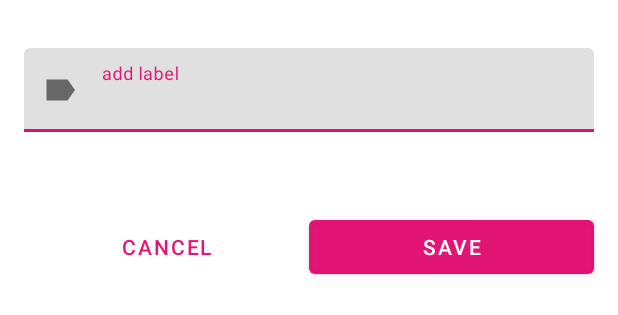
After one commit to JayExtra/SimpleTimerApp, an Android app: the layout fragment_label_dialog.xml on its own in the app's theme, with its tools: preview values and no code run, on a phone screen of 412 x 824 dp. The commit adds this screen. Shown: the top 315 px of the screen. Run offline under Robolectric (Android 15) with nearby library versions, the phone set to English and light mode, and no system bars.

Commit message:
edit label dialog added together with dependancy

```diff
--- a/app/build.gradle
+++ b/app/build.gradle
@@ -50,6 +50,7 @@ dependencies {
     def recyclerview = "1.3.0-alpha01"
     def lifecycle = "2.2.0"
     def roomVersion = "2.2.5"
+    def materialDialogs = "3.1.0"
 
     //layouts + views + widgets
     implementation 'androidx.cardview:cardview:1.0.0'
@@ -88,7 +89,8 @@ dependencies {
     implementation "androidx.lifecycle:lifecycle-runtime-ktx:2.3.1"
     implementation "androidx.lifecycle:lifecycle-viewmodel-ktx:2.3.1"
 
-    //fragment
+    //Material dialogs
+    implementation "com.afollestad.material-dialogs:core:$materialDialogs"
 
 
     // Coroutines
--- a/app/src/main/java/com/dev/james/simpletimerapp/features/ui/fragments/ShowTimerFragment.kt
+++ b/app/src/main/java/com/dev/james/simpletimerapp/features/ui/fragments/ShowTimerFragment.kt
@@ -16,6 +16,8 @@ class ShowTimerFragment : Fragment(R.layout.fragment_show_timer) {
 
     private lateinit var  binding : FragmentShowTimerBinding
     private val timerViewModel : TimerViewModel by activityViewModels()
+
+    val time = ""
 
     override fun onViewCreated(view: View, savedInstanceState: Bundle?) {
         super.onViewCreated(view, savedInstanceState)
@@ -51,7 +53,7 @@ class ShowTimerFragment : Fragment(R.layout.fragment_show_timer) {
                         binding.apply {
                             pauseStartFab.setImageResource(R.drawable.ic_baseline_play)
                             pauseStartFab.setOnClickListener {
-                                timerViewModel.triggerStart()
+                                timerViewModel.triggerStart(time)
                             }
                         }
                     }
--- /dev/null
+++ b/app/src/main/res/drawable/ic_edit.xml
@@ -0,0 +1,5 @@
+<vector android:height="24dp" android:tint="@color/haven_purple"
+    android:viewportHeight="24" android:viewportWidth="24"
+    android:width="24dp" xmlns:android="http://schemas.android.com/apk/res/android">
+    <path android:fillColor="@android:color/white" android:pathData="M3,17.25V21h3.75L17.81,9.94l-3.75,-3.75L3,17.25zM20.71,7.04c0.39,-0.39 0.39,-1.02 0,-1.41l-2.34,-2.34c-0.39,-0.39 -1.02,-0.39 -1.41,0l-1.83,1.83 3.75,3.75 1.83,-1.83z"/>
+</vector>
--- /dev/null
+++ b/app/src/main/res/drawable/ic_error.xml
@@ -0,0 +1,5 @@
+<vector android:height="24dp" android:tint="#FC0808"
+    android:viewportHeight="24" android:viewportWidth="24"
+    android:width="24dp" xmlns:android="http://schemas.android.com/apk/res/android">
+    <path android:fillColor="@android:color/white" android:pathData="M12,2C6.48,2 2,6.48 2,12s4.48,10 10,10 10,-4.48 10,-10S17.52,2 12,2zM13,17h-2v-2h2v2zM13,13h-2L11,7h2v6z"/>
+</vector>
--- /dev/null
+++ b/app/src/main/res/layout/fragment_label_dialog.xml
@@ -0,0 +1,58 @@
+<?xml version="1.0" encoding="utf-8"?>
+<androidx.constraintlayout.widget.ConstraintLayout xmlns:android="http://schemas.android.com/apk/res/android"
+    xmlns:app="http://schemas.android.com/apk/res-auto"
+    android:layout_width="match_parent"
+    android:layout_height="wrap_content">
+
+    <Button
+        android:id="@+id/buttonSave"
+        android:layout_width="0dp"
+        android:layout_height="wrap_content"
+        android:layout_marginTop="32dp"
+        android:layout_marginEnd="16dp"
+        android:layout_marginBottom="32dp"
+        android:text="@string/save_string"
+        app:layout_constraintBottom_toBottomOf="parent"
+        app:layout_constraintEnd_toEndOf="parent"
+        app:layout_constraintHorizontal_bias="0.5"
+        app:layout_constraintStart_toEndOf="@+id/buttonCancel"
+        app:layout_constraintTop_toBottomOf="@+id/textFieldLayout" />
+
+    <Button
+        android:id="@+id/buttonCancel"
+        style="@style/Widget.MaterialComponents.Button.TextButton"
+        android:layout_width="0dp"
+        android:layout_height="wrap_content"
+        android:layout_marginStart="16dp"
+        android:layout_marginTop="32dp"
+        android:layout_marginBottom="32dp"
+        android:text="@string/cancel_string"
+        app:layout_constraintBottom_toBottomOf="parent"
+        app:layout_constraintEnd_toStartOf="@+id/buttonSave"
+        app:layout_constraintHorizontal_bias="0.5"
+        app:layout_constraintStart_toStartOf="parent"
+        app:layout_constraintTop_toBottomOf="@+id/textFieldLayout" />
+
+    <com.google.android.material.textfield.TextInputLayout
+        android:id="@+id/textFieldLayout"
+        android:layout_width="match_parent"
+        android:layout_height="wrap_content"
+        android:layout_marginStart="16dp"
+        android:layout_marginTop="32dp"
+        android:layout_marginEnd="16dp"
+        android:hint="@string/add_label_hint"
+        app:errorEnabled="true"
+        app:errorIconDrawable="@drawable/ic_error"
+        app:layout_constraintEnd_toEndOf="parent"
+        app:layout_constraintStart_toStartOf="parent"
+        app:layout_constraintTop_toTopOf="parent"
+        app:startIconDrawable="@drawable/ic_label">
+
+        <com.google.android.material.textfield.TextInputEditText
+            android:id="@+id/label_text_input"
+            android:layout_width="match_parent"
+            android:layout_height="wrap_content" />
+
+    </com.google.android.material.textfield.TextInputLayout>
+
+</androidx.constraintlayout.widget.ConstraintLayout>
--- a/app/src/main/res/values/strings.xml
+++ b/app/src/main/res/values/strings.xml
@@ -17,5 +17,7 @@
     <string name="add_label_string">add label</string>
     <string name="add_label_hint">add label</string>
     <string name="updated_timer"> %01$sh : %02$sm : %03$ss</string>
+    <string name="save_string">save</string>
+    <string name="cancel_string">cancel</string>
 
 </resources>
```
Also changed, not shown: app/src/main/java/com/dev/james/simpletimerapp/features/ui/fragments/SetTimerFragment.kt (+93 -5 lines), app/src/main/java/com/dev/james/simpletimerapp/viewmodel/TimerViewModel.kt (+22 -1 lines), app/src/main/res/layout/fragment_set_timer.xml (+11 -0 lines).
